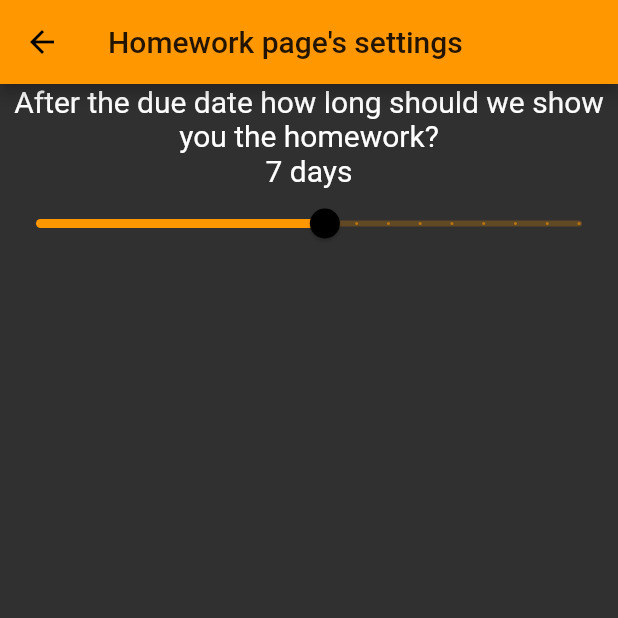
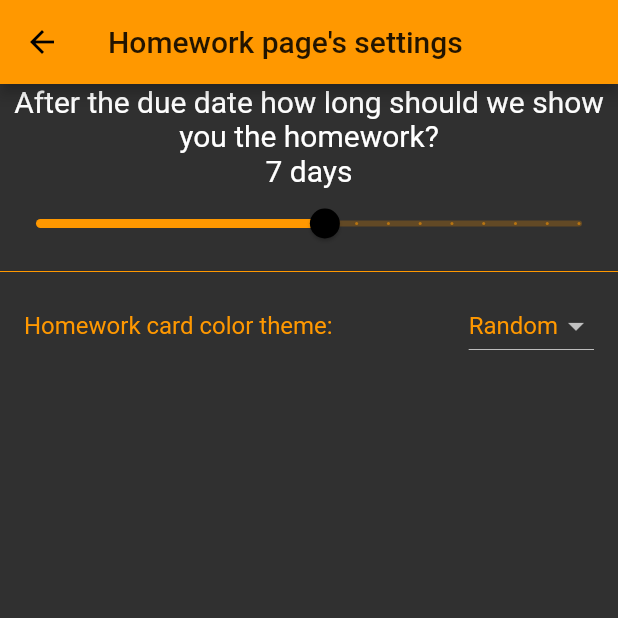
Before and after one commit to NovySoft/novyNaplo, a Flutter app: the HomeworkSettingsTab screen opened directly, on a phone screen of 412 x 824 dp, the top half of it. Run offline on Flutter 3.47's test engine with Material 2 defaults, Android fonts, the phone set to English and light mode, and no system bars; our stand-ins replace charts_flutter, connectivity, dynamic_theme, firebase_analytics, firebase_core, firebase_crashlytics and 12 more; missing offline and left inert: android_alarm_manager, charts_common, customgauge, encrypt, firebase_performance, flutter_calendar_week and 1 more; accounts and stored records are empty.

Commit message:
Homework card dark theme

```diff
--- /dev/null
+++ b/lib/helpers/ui/cardColor/homeworkCard.dart
@@ -0,0 +1,19 @@
+import 'package:flutter/material.dart';
+import 'package:novynaplo/data/models/homework.dart';
+import 'package:novynaplo/global.dart' as globals;
+import 'package:novynaplo/helpers/ui/getRandomColors.dart';
+import 'package:novynaplo/ui/screens/marks_tab.dart' as marks;
+
+Color getHomeworkCardColor({@required Homework hw, @required int index}) {
+  Color color = Colors.red;
+  if (globals.homeworkCardTheme == "Véletlenszerű") {
+    if (marks.colors.length <= index) {
+      color = getRandomColors(1)[0];
+    } else {
+      color = marks.colors[index];
+    }
+  } else if (globals.homeworkCardTheme == "Dark") {
+    color = Color(0xFF212121);
+  }
+  return color;
+}
--- a/lib/i18n/english.dart
+++ b/lib/i18n/english.dart
@@ -74,6 +74,7 @@ final Map<String, String> translation = {
   "period": "Period",
   "marksCardColorTheme": "Marks card color theme",
   "timetableCardTheme": "Timetable card color theme",
+  "homeworkCardColor": "Homework card color theme",
   "random": "Random",
   "evaulationValue": "Evaulation value",
   "oneColor": "One color",
--- a/lib/i18n/hungarian.dart
+++ b/lib/i18n/hungarian.dart
@@ -249,6 +249,7 @@ final Map<String, String> translation = {
   "period": "Időtartam",
   "marksCardColorTheme": "Jegy kártyák színe",
   "timetableCardTheme": "Órarend kártyák színe",
+  "homeworkCardColor": "Házifeladat kártyák színe",
   "random": "Véletlen",
   "evaulationValue": "Értékelés nagysága",
   "oneColor": "Egyszínű",
--- a/lib/ui/screens/homework_tab.dart
+++ b/lib/ui/screens/homework_tab.dart
@@ -5,7 +5,7 @@ import 'package:novynaplo/data/models/homework.dart';
 import 'package:novynaplo/data/models/extensions.dart';
 import 'package:novynaplo/helpers/misc/capitalize.dart';
 import 'package:novynaplo/helpers/misc/parseIntToWeekdayString.dart';
-import 'package:novynaplo/helpers/ui/getRandomColors.dart';
+import 'package:novynaplo/helpers/ui/cardColor/homeworkCard.dart';
 import 'package:novynaplo/ui/screens/homework_detail_tab.dart';
 import 'package:novynaplo/global.dart' as globals;
 import 'package:novynaplo/i18n/translationProvider.dart';
@@ -14,7 +14,6 @@ import 'package:novynaplo/ui/widgets/Drawer.dart';
 
 //TODO make groups by date and also some kind of dropdown style lists
 //TODO: should also make a checkbox to save homework as selected
-List<Color> colors = [];
 List<Homework> globalHomework = [];
 
 class HomeworkTab extends StatefulWidget {
@@ -29,11 +28,6 @@ class _HomeworkTabState extends State<HomeworkTab> {
   @override
   void initState() {
     FirebaseCrashlytics.instance.log("Shown Homeworks");
-    if (colors.length == 0 ||
-        colors == [] ||
-        colors.length < globalHomework.length) {
-      colors = getRandomColors(globalHomework.length);
-    }
     super.initState();
   }
 
@@ -86,15 +80,19 @@ class _HomeworkTabState extends State<HomeworkTab> {
           globalHomework[index].dueDate.toDayOnlyString() +
           " " +
           parseIntToWeekdayString(globalHomework[index].dueDate.weekday);
+      Color color = getHomeworkCardColor(
+        hw: globalHomework[index],
+        index: index,
+      );
       return SafeArea(
         child: AnimatedHomeworkCard(
           dueOver: dueOver,
           title: globalHomework[index].subject.name,
           subTitle: subTitle, //lessonsList[0][index].classroom,
-          color: colors[index],
+          color: color,
           heroAnimation: AlwaysStoppedAnimation(0),
           onPressed: HomeworkDetailTab(
-            color: colors[index],
+            color: color,
             hwInfo: globalHomework[index],
           ),
         ),
--- a/lib/ui/screens/settings/homework_settings.dart
+++ b/lib/ui/screens/settings/homework_settings.dart
@@ -2,7 +2,6 @@ import 'package:firebase_crashlytics/firebase_crashlytics.dart';
 import 'package:flutter/material.dart';
 import 'package:novynaplo/data/database/databaseHelper.dart';
 import 'package:novynaplo/global.dart' as globals;
-import 'package:novynaplo/helpers/ui/getRandomColors.dart';
 import 'package:novynaplo/i18n/translationProvider.dart';
 import 'package:novynaplo/ui/screens/homework_tab.dart' as homeworkPage;
 
@@ -13,9 +12,38 @@ class HomeworkSettingsTab extends StatefulWidget {
 
 class _HomeworkSettingsTabState extends State<HomeworkSettingsTab> {
   double keepDataForHw = 7;
+  List<DropdownMenuItem<String>> _dropDownItems = [
+    DropdownMenuItem(
+      value: "Véletlenszerű",
+      child: Text(
+        getTranslatedString("random"),
+      ),
+    ),
+  ];
 
   @override
   void initState() {
+    if (globals.darker)
+      _dropDownItems.insert(
+        1,
+        DropdownMenuItem(
+          value: "Dark",
+          child: Text(
+            getTranslatedString("dark"),
+          ),
+        ),
+      );
+    else if (globals.homeworkCardTheme == "Dark") {
+      globals.homeworkCardTheme = "Értékelés nagysága";
+      FirebaseCrashlytics.instance.setCustomKey(
+        "homeworkCardTheme",
+        globals.homeworkCardTheme,
+      );
+      globals.prefs.setString(
+        "homeworkCardTheme",
+        globals.homeworkCardTheme,
+      );
+    }
     WidgetsBinding.instance.addPostFrameCallback((_) async {
       setState(() {
         keepDataForHw = globals.prefs.getDouble("howLongKeepDataForHw");
@@ -29,7 +57,6 @@ class _HomeworkSettingsTabState extends State<HomeworkSettingsTab> {
       ignoreDue: false,
     );
     homeworkPage.globalHomework.sort((a, b) => a.dueDate.compareTo(b.dueDate));
-    homeworkPage.colors = getRandomColors(homeworkPage.globalHomework.length);
   }
 
   @override
@@ -38,8 +65,14 @@ class _HomeworkSettingsTabState extends State<HomeworkSettingsTab> {
       appBar: AppBar(
         title: Text(getTranslatedString("homeworkSettings")),
       ),
-      body: ListView(
-        children: <Widget>[
+      body: ListView.separated(
+          separatorBuilder: (_, __) => Divider(),
+          itemCount: 2,
+          itemBuilder: (context, index) {
+            switch (index) {
+              case 0:
+                return Column(
+                  children: [
                     Text(
                       keepDataForHw >= 0
                           ? getTranslatedString("homeworkKeepFor") +
@@ -70,9 +103,10 @@ class _HomeworkSettingsTabState extends State<HomeworkSettingsTab> {
                             keepDataForHw = newValue.roundToDouble();
                           }
                           globals.howLongKeepDataForHw = keepDataForHw;
-                globals.prefs.setDouble("howLongKeepDataForHw", keepDataForHw);
-                FirebaseCrashlytics.instance
-                    .setCustomKey("howLongKeepDataForHw", keepDataForHw);
+                          globals.prefs
+                              .setDouble("howLongKeepDataForHw", keepDataForHw);
+                          FirebaseCrashlytics.instance.setCustomKey(
+                              "howLongKeepDataForHw", keepDataForHw);
                         });
                         updateHwTab();
                       },
@@ -82,7 +116,31 @@ class _HomeworkSettingsTabState extends State<HomeworkSettingsTab> {
                       label: keepDataForHw.toStringAsFixed(0),
                     ),
                   ],
+                );
+                break;
+              case 1:
+                return ListTile(
+                  title: Text("${getTranslatedString("homeworkCardColor")}:"),
+                  trailing: DropdownButton<String>(
+                    items: _dropDownItems,
+                    onChanged: (String value) async {
+                      FirebaseCrashlytics.instance.setCustomKey(
+                        "homeworkCardTheme",
+                        value,
+                      );
+                      globals.prefs.setString("homeworkCardTheme", value);
+                      setState(() {
+                        globals.homeworkCardTheme = value;
+                      });
+                    },
+                    value: globals.homeworkCardTheme,
                   ),
+                );
+                break;
+              default:
+                return SizedBox(height: 10, width: 10);
+            }
+          }),
     );
   }
 }
--- a/lib/ui/screens/settings/marksTab_settings.dart
+++ b/lib/ui/screens/settings/marksTab_settings.dart
@@ -50,7 +50,7 @@ class _MarksTabSettingsState extends State<MarksTabSettings> {
         ),
       );
     else if (globals.markCardTheme == "Dark") {
-      globals.markCardTheme = "Véletlenszerű";
+      globals.markCardTheme = "Értékelés nagysága";
       FirebaseCrashlytics.instance.setCustomKey(
         "markCardTheme",
         globals.markCardTheme,
```
Also changed, not shown: lib/global.dart (+12 -0 lines), lib/helpers/notification/notificationReceiver.dart (+5 -3 lines), lib/ui/screens/homework_detail_tab.dart (+8 -1 lines), lib/ui/screens/settings/ui_settings.dart (+11 -1 lines), lib/ui/widgets/AnimatedHomeworkCard.dart (+11 -2 lines). Lines whose indentation alone changed are shown as unchanged.
